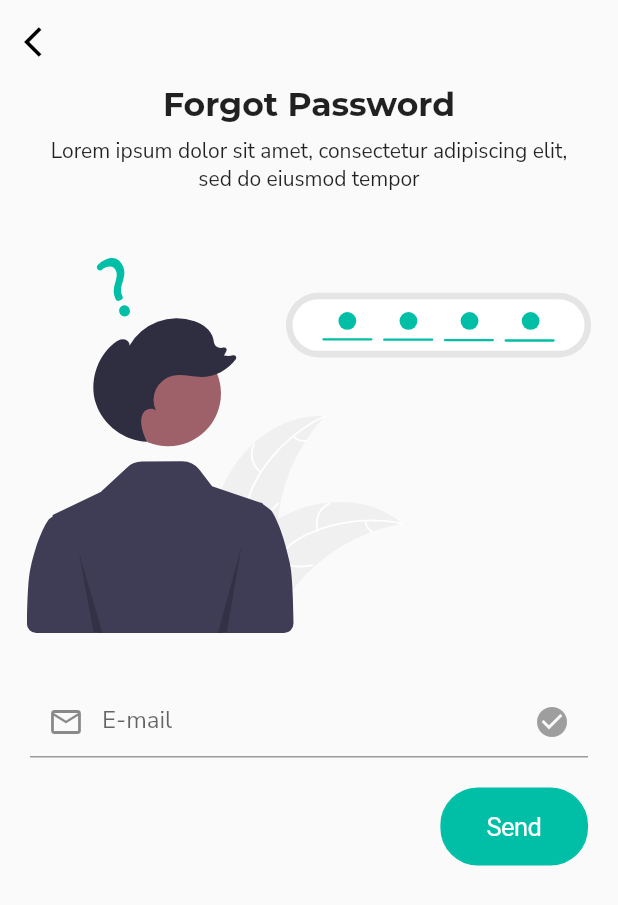
After one commit to leoFlutterNodeJs/flutter_ui_tests_units, a Flutter app: the ForgotPassword screen opened by its route, on a phone screen of 412 x 824 dp. The commit adds this screen. Shown: the top 905 px of the screen. Run offline on Flutter 3.47's test engine with Material 2 defaults, Android fonts, the phone set to English and light mode, and no system bars; our stand-ins replace dots_indicator, flutter_svg, google_fonts.

Commit message:
feat: Forgot Password Completed

```diff
--- a/lib/src/data/implementation/authentication_respository_implementation.dart
+++ b/lib/src/data/implementation/authentication_respository_implementation.dart
@@ -19,6 +19,6 @@ class AuthenticationRepositoryImpl implements AuthenticationRepository {
 
   @override
   Future<bool> sendResetToken(String email) {
-    return null;
+    return _authenticationProvider.sendResetToken(email);
   }
 }
--- a/lib/src/data/providers/authentication_provider.dart
+++ b/lib/src/data/providers/authentication_provider.dart
@@ -18,4 +18,9 @@ class AuthenticationProvider {
     await Future.delayed(Duration(seconds: 3));
     return true;
   }
+
+  Future<bool> sendResetToken(String email) async {
+    await Future.delayed(Duration(seconds: 3));
+    return true;
+  }
 }
--- /dev/null
+++ b/lib/src/pages/forgot_password/forgot_password_controller.dart
@@ -0,0 +1,20 @@
+import 'package:flutter/widgets.dart';
+import 'package:ui_tests_units/src/data/repositories/authentication_repository.dart';
+import 'package:ui_tests_units/src/helpers/get.dart';
+
+class ForgotPasswordController extends ChangeNotifier {
+  String _email = "";
+
+  String get email => _email;
+
+  final AuthenticationRepository _repository =
+      Get.i.find<AuthenticationRepository>();
+
+  void onEmailChanged(String text) {
+    _email = text;
+  }
+
+  Future<bool> submit() async {
+    return _repository.sendResetToken(_email);
+  }
+}
--- /dev/null
+++ b/lib/src/pages/forgot_password/forgot_password_page.dart
@@ -0,0 +1,67 @@
+import 'package:flutter/material.dart';
+import 'package:flutter_svg/svg.dart';
+import 'package:provider/provider.dart';
+import 'package:ui_tests_units/src/pages/forgot_password/forgot_password_controller.dart';
+import 'package:ui_tests_units/src/utils/font_styles.dart';
+
+import './widgets/forgot_password_form.dart';
+
+class ForgotPassword extends StatelessWidget {
+  @override
+  Widget build(BuildContext context) {
+    return ChangeNotifierProvider(
+        create: (_) => ForgotPasswordController(),
+        builder: (_, __) {
+          final MediaQueryData data = MediaQuery.of(_);
+          final Size size = data.size;
+          final padding = data.padding;
+          final AppBar appBar = AppBar(
+            backgroundColor: Colors.transparent,
+            elevation: 0,
+            leading: IconButton(
+              onPressed: () => Navigator.pop(context),
+              icon: Icon(Icons.arrow_back_ios, color: Colors.black),
+            ),
+          );
+          return Scaffold(
+            appBar: appBar,
+            body: SafeArea(
+              child: SingleChildScrollView(
+                child: GestureDetector(
+                  onTap: () => FocusScope.of(context).unfocus(),
+                  child: Container(
+                    width: double.infinity,
+                    color: Colors.transparent,
+                    height: size.height -
+                        padding.top -
+                        padding.bottom -
+                        appBar.preferredSize.height,
+                    child: Column(
+                      children: [
+                        Text('Forgot Password',
+                            style: FontStyle.title.copyWith(fontSize: 22)),
+                        Padding(
+                          padding: const EdgeInsets.symmetric(
+                              vertical: 8, horizontal: 30),
+                          child: Text(
+                            'Lorem ipsum dolor sit amet, consectetur adipiscing elit, sed do eiusmod tempor',
+                            textAlign: TextAlign.center,
+                          ),
+                        ),
+                        SizedBox(height: 35),
+                        SvgPicture.asset(
+                          "assets/svg/forgot_password.svg",
+                          height: 250,
+                        ),
+                        SizedBox(height: 25),
+                        ForgotPasswordForm(),
+                      ],
+                    ),
+                  ),
+                ),
+              ),
+            ),
+          );
+        });
+  }
+}
--- /dev/null
+++ b/lib/src/pages/forgot_password/widgets/forgot_password_form.dart
@@ -0,0 +1,54 @@
+import 'package:flutter/material.dart';
+import 'package:provider/provider.dart';
+import 'package:ui_tests_units/src/global_widgets/global_widgets.dart';
+import 'package:ui_tests_units/src/pages/forgot_password/forgot_password_controller.dart';
+import 'package:ui_tests_units/src/utils/dialogs.dart';
+
+class ForgotPasswordForm extends StatelessWidget {
+  void _submit(BuildContext context) async {
+    final controller = context.read<ForgotPasswordController>();
+    ProgressDialog.show(context);
+    final sent = await controller.submit();
+    Navigator.pop(context);
+    if (sent) {
+      await Dialogs.alert(
+        context,
+        title: "GOOD",
+        description: "We have sent an email ${controller.email}",
+        dismissible: false,
+      );
+      Navigator.pop(context);
+    } else {
+      Dialogs.alert(
+        context,
+        title: "ERROR",
+        description: "E-mail ${controller.email} not found!",
+      );
+    }
+  }
+
+  @override
+  Widget build(BuildContext context) {
+    final controller = context.watch<ForgotPasswordController>();
+    return Container(
+      padding: EdgeInsets.symmetric(vertical: 10, horizontal: 20),
+      child: Column(
+        children: [
+          InputText(
+            prefixIcon: Icon(Icons.email_outlined),
+            labelText: "E-mail",
+            onChanged: controller.onEmailChanged,
+          ),
+          SizedBox(height: 20),
+          Align(
+            alignment: Alignment.centerRight,
+            child: RoundedButton(
+              label: "Send",
+              onPressed: () => _submit(context),
+            ),
+          ),
+        ],
+      ),
+    );
+  }
+}
--- a/lib/src/pages/login/widgets/login_form.dart
+++ b/lib/src/pages/login/widgets/login_form.dart
@@ -4,6 +4,7 @@ import 'package:provider/provider.dart';
 import 'package:ui_tests_units/src/data/models/user.dart';
 import 'package:ui_tests_units/src/global_widgets/global_widgets.dart';
 import 'package:ui_tests_units/src/pages/login/login_controller.dart';
+import 'package:ui_tests_units/src/routes/routes.dart';
 import 'package:ui_tests_units/src/utils/dialogs.dart';
 
 class LoginForm extends StatelessWidget {
@@ -62,7 +63,8 @@ class LoginForm extends StatelessWidget {
           Align(
             alignment: Alignment.centerRight,
             child: CupertinoButton(
-              onPressed: () {},
+              onPressed: () =>
+                  Navigator.pushNamed(context, Routes.FORGOTPASSWORD),
               child: Text('Forget Password'),
             ),
           ),
--- a/lib/src/pages/pages.dart
+++ b/lib/src/pages/pages.dart
@@ -2,3 +2,4 @@ export './login/login_page.dart';
 export './onboard/onboard_page.dart';
 export './welcome/welccome_page.dart';
 export './register/register_page.dart';
+export './forgot_password/forgot_password_page.dart';
--- a/lib/src/routes/pages.dart
+++ b/lib/src/routes/pages.dart
@@ -10,5 +10,6 @@ abstract class Pages {
     Routes.WELCOME: (_) => WelcomePage(),
     Routes.LOGIN: (_) => LoginPage(),
     Routes.REGISTER: (_) => RegisterPage(),
+    Routes.FORGOTPASSWORD: (_) => ForgotPassword(),
   };
 }
--- a/lib/src/routes/routes.dart
+++ b/lib/src/routes/routes.dart
@@ -3,4 +3,5 @@ abstract class Routes {
   static const WELCOME = '/welcome';
   static const LOGIN = '/login';
   static const REGISTER = '/register';
+  static const FORGOTPASSWORD = '/forgot_password';
 }
--- a/lib/src/utils/dialogs.dart
+++ b/lib/src/utils/dialogs.dart
@@ -11,6 +11,7 @@ abstract class Dialogs {
   }) async {
     return showCupertinoDialog(
       context: context,
+      barrierDismissible: dismissible,
       builder: (_) => WillPopScope(
         onWillPop: () async => dismissible,
         child: CupertinoAlertDialog(
```
Also changed, not shown: assets/svg/forgot_password.svg (added).
